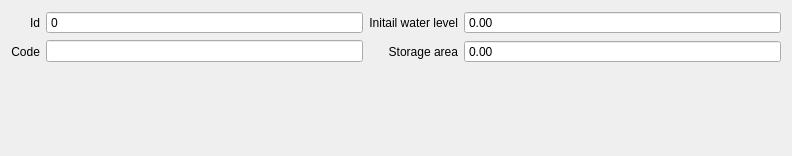
Old version of the form threedi_model_builder/forms/ui/connection_node.ui in the repository nens/threedi-schematisation-editor.
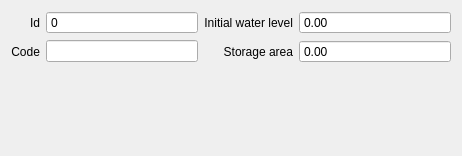
New version of the form. Custom widgets are drawn as their Qt base class.

Commit message: Custom forms fixed to accept doubles

What changed in the file:
```diff
--- a/threedi_model_builder/forms/ui/connection_node.ui
+++ b/threedi_model_builder/forms/ui/connection_node.ui
@@ -6,7 +6,7 @@
    <rect>
     <x>0</x>
     <y>0</y>
-    <width>792</width>
+    <width>462</width>
     <height>156</height>
    </rect>
   </property>
@@ -47,7 +47,7 @@
    <item row="0" column="2">
     <widget class="QLabel" name="label_13">
      <property name="text">
-      <string>Initail water level</string>
+      <string>Initial water level</string>
      </property>
      <property name="alignment">
       <set>Qt::AlignRight|Qt::AlignTrailing|Qt::AlignVCenter</set>
```
Left out of the diff: 44 changed lines with no effect on the pictures. The commit also changes 7 other files.
